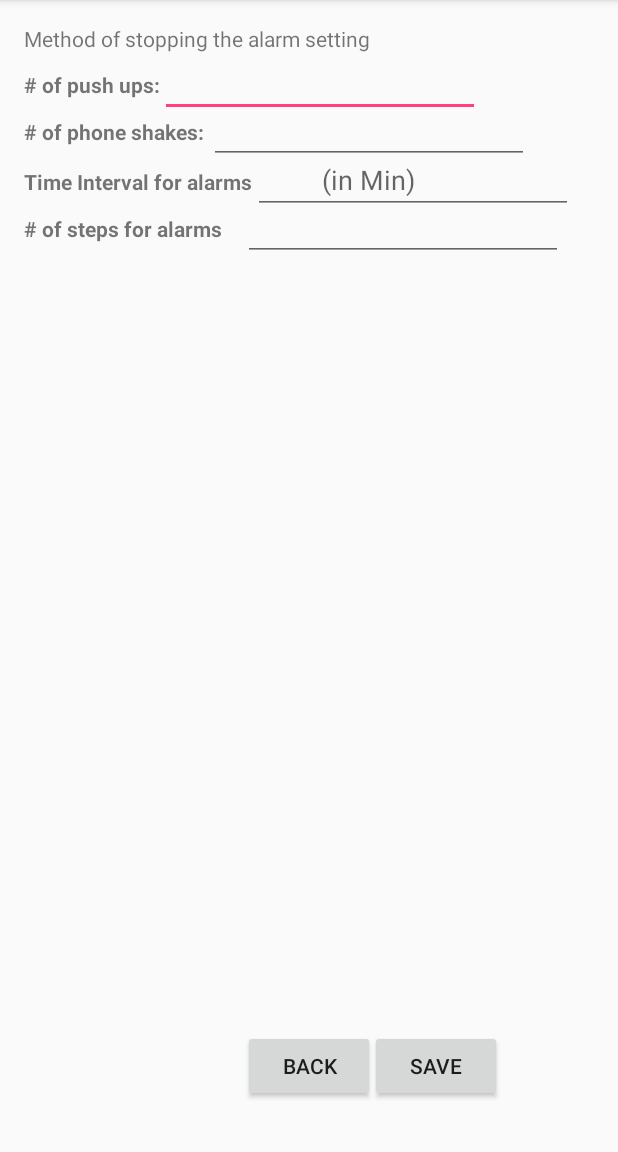
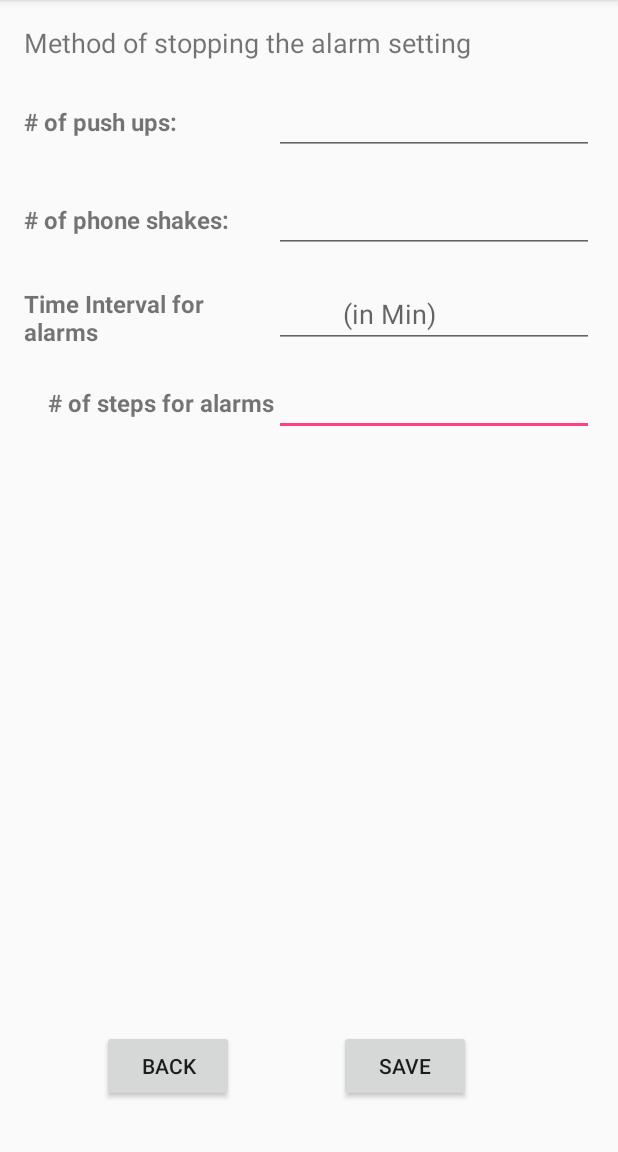
Before and after one commit to SpookyLobster/Break-Habit, an Android app: the screen it shows after launch (SettingActivity), in the options menu, after a tap on "Settings", on a phone screen of 412 x 824 dp, the part 84-1236 px from its top. Run offline under Robolectric (Android 15) with nearby library versions, the phone set to English and light mode, and no system bars.

Commit message:
Fix settings layout

```diff
--- a/Break-Habit/app/src/main/java/spookylobster/break_habit/MainActivity.java
+++ b/Break-Habit/app/src/main/java/spookylobster/break_habit/MainActivity.java
@@ -36,7 +36,7 @@ public class MainActivity extends AppCompatActivity {
 
     private Button startbutton;
     private TextView timeView;
-    private String[] action = {"Shake", "Running", "Situp", "Pushup"};
+    private String[] action = {"Shake", "Running", "Pushup"};
     private ListView actionList;
     private Ringtone r;
     private SQLhandler handler = new SQLhandler(this,null,1);
@@ -59,12 +59,12 @@ public class MainActivity extends AppCompatActivity {
                 if (i==1) {
                     StepActivity();
                 }
-                /*
+/*
                 if (i==2){
                     SitupActivity();
                 }
-                */
-                if (i==3){
+*/
+                if (i==2){
                     PushupActivity();
                 }
             }
@@ -175,7 +175,7 @@ public class MainActivity extends AppCompatActivity {
         startActivityForResult(step_intent, 0);
     }
 
-    /* sit up not working
+/*
     public void SitupActivity(){
         Intent situp_intent = new Intent(this, SitupActivity.class);
         startActivity(situp_intent);
--- a/Break-Habit/app/src/main/java/spookylobster/break_habit/SitupActivity.java
+++ b/Break-Habit/app/src/main/java/spookylobster/break_habit/SitupActivity.java
@@ -26,7 +26,7 @@ public class SitupActivity extends AppCompatActivity implements SensorEventListe
     @Override
     protected void onCreate(Bundle savedInstanceState) {
         super.onCreate(savedInstanceState);
-        setContentView(R.layout.activity_main);
+        setContentView(R.layout.activity_situp);
 
         // Keep the screen on
         // https://developer.android.com/training/scheduling/wakelock.html#screen
@@ -45,15 +45,19 @@ public class SitupActivity extends AppCompatActivity implements SensorEventListe
         // Detect the window position
         switch (getWindowManager().getDefaultDisplay().getRotation()) {
             case Surface.ROTATION_0:
-                Toast.makeText(this, "Rotation 0", Toast.LENGTH_LONG).show();
+                Toast.makeText(this, "Rotation 0", Toast.LENGTH_SHORT).show();
+                break;
             case Surface.ROTATION_90:
-                Toast.makeText(this, "Rotation 90", Toast.LENGTH_LONG).show();
+                Toast.makeText(this, "Rotation 90", Toast.LENGTH_SHORT).show();
+                break;
             case Surface.ROTATION_180:
-                Toast.makeText(this, "Rotation 180", Toast.LENGTH_LONG).show();
+                Toast.makeText(this, "Rotation 180", Toast.LENGTH_SHORT).show();
+                break;
             case Surface.ROTATION_270:
-                Toast.makeText(this, "Rotation 270", Toast.LENGTH_LONG).show();
+                Toast.makeText(this, "Rotation 270", Toast.LENGTH_SHORT).show();
+                break;
             default:
-                Toast.makeText(this, "Rotation unknown", Toast.LENGTH_LONG).show();
+                Toast.makeText(this, "Rotation unknown", Toast.LENGTH_SHORT).show();
         }
     }
 
@@ -95,7 +99,7 @@ public class SitupActivity extends AppCompatActivity implements SensorEventListe
     public void onSensorChanged(SensorEvent event) {
         //Log.d(TAG, "onSensorChanged()");
         if (event.values == null) {
-            Toast.makeText(this, "event.values is null", Toast.LENGTH_LONG).show();
+            Toast.makeText(this, "event.values is null", Toast.LENGTH_SHORT).show();
             return;
         }
         int sensorType = event.sensor.getType();
@@ -107,18 +111,18 @@ public class SitupActivity extends AppCompatActivity implements SensorEventListe
                 mGeomagnetic = event.values;
                 break;
             default:
-                Toast.makeText(this, "Unknown sensor type", Toast.LENGTH_LONG).show();
+                Toast.makeText(this, "Unknown sensor type", Toast.LENGTH_SHORT).show();
                 return;
         }
         if (mGravity == null) {
-            Toast.makeText(this, "mGravity is null", Toast.LENGTH_LONG).show();
+            Toast.makeText(this, "mGravity is null", Toast.LENGTH_SHORT).show();
             return;
         }
         if (mGeomagnetic == null) {
-            Toast.makeText(this, "mGeomagnetic is null", Toast.LENGTH_LONG).show();
+            Toast.makeText(this, "mGeomagnetic is null", Toast.LENGTH_SHORT).show();
             return;
         }
-        float R[] = new float[9];
+        /*float R[] = new float[9];
         if (! SensorManager.getRotationMatrix(R, null, mGravity, mGeomagnetic)) {
             Toast.makeText(this, "getRotationMatrix() failed", Toast.LENGTH_LONG).show();
             return;
@@ -131,7 +135,7 @@ public class SitupActivity extends AppCompatActivity implements SensorEventListe
         int rollDeg = (int) Math.round(Math.toDegrees(roll));
         int power = degreesToPower(rollDeg);
         //Log.d(TAG, "deg=" + rollDeg + " power=" + power);
-        situp_tv.setText(String.valueOf(power));
+        situp_tv.setText(String.valueOf(power));*/
     }
 
     @Override
--- a/Break-Habit/app/src/main/res/layout/activity_setting.xml
+++ b/Break-Habit/app/src/main/res/layout/activity_setting.xml
@@ -16,7 +16,75 @@
         android:layout_height="wrap_content"
         android:id="@+id/StopMethod"
         android:layout_alignParentTop="true"
-        android:layout_alignParentStart="true" />
+        android:layout_alignParentStart="true"
+        android:textSize="18sp"/>
+
+    <TextView
+        android:text="Time Interval for alarms"
+        android:layout_width="wrap_content"
+        android:layout_height="wrap_content"
+        android:id="@+id/SetTime"
+        android:layout_alignParentStart="true"
+        android:textStyle="normal|bold"
+        android:layout_toStartOf="@+id/timeinterval"
+        android:layout_alignBottom="@+id/timeinterval"
+        android:textSize="16sp"/>
+
+    <EditText
+        android:layout_width="wrap_content"
+        android:layout_height="wrap_content"
+        android:inputType="numberDecimal"
+        android:ems="10"
+        android:id="@+id/numberSteps"
+        android:layout_below="@+id/timeinterval"
+        android:layout_alignParentEnd="true"
+        android:layout_marginTop="13dp" />
+
+    <TextView
+        android:text="# of steps for alarms"
+        android:layout_width="wrap_content"
+        android:layout_height="wrap_content"
+        android:id="@+id/SetStep"
+        android:textStyle="normal|bold"
+        android:layout_alignBaseline="@+id/numberSteps"
+        android:layout_alignBottom="@+id/numberSteps"
+        android:layout_toStartOf="@+id/numberSteps"
+        android:textSize="16sp"/>
+
+    <TextView
+        android:text="# of phone shakes: "
+        android:layout_width="wrap_content"
+        android:layout_height="wrap_content"
+        android:id="@+id/SetPhoneShake"
+        android:textStyle="normal|bold"
+        android:layout_below="@+id/numberPush"
+        android:layout_alignParentStart="true"
+        android:layout_marginTop="32dp"
+        android:layout_toStartOf="@+id/numberShake"
+        android:textSize="16sp"/>
+
+    <EditText
+        android:layout_width="wrap_content"
+        android:layout_height="wrap_content"
+        android:inputType="numberDecimal"
+        android:ems="10"
+        android:id="@+id/numberShake"
+        android:layout_alignBaseline="@+id/SetPhoneShake"
+        android:layout_alignBottom="@+id/SetPhoneShake"
+        android:layout_alignParentEnd="true" />
+
+    <TextView
+        android:text="# of push ups:"
+        android:layout_width="wrap_content"
+        android:layout_height="wrap_content"
+        android:id="@+id/SetPushUp"
+        android:layout_marginTop="29dp"
+        android:textStyle="normal|bold"
+        android:fontFamily="sans-serif"
+        android:layout_below="@+id/StopMethod"
+        android:layout_alignParentStart="true"
+        android:layout_toStartOf="@+id/numberPush"
+        android:textSize="16sp"/>
 
     <EditText
         android:layout_width="wrap_content"
@@ -26,24 +94,18 @@
         android:id="@+id/numberPush"
         android:layout_alignBaseline="@+id/SetPushUp"
         android:layout_alignBottom="@+id/SetPushUp"
-        android:layout_toEndOf="@+id/SetPushUp" />
+        android:layout_alignParentEnd="true" />
 
-    <TextView
-        android:text="# of phone shakes: "
+    <EditText
         android:layout_width="wrap_content"
         android:layout_height="wrap_content"
-        android:id="@+id/SetPhoneShake"
-        android:layout_below="@+id/numberPush"
-        android:layout_alignParentStart="true"
-        android:textStyle="normal|bold" />
-
-    <Button
-        android:text="Save"
-        android:layout_width="wrap_content"
-        android:layout_height="wrap_content"
-        android:layout_alignBottom="@+id/backbutton"
-        android:layout_toEndOf="@+id/StopMethod"
-        android:id="@+id/savebutton" />
+        android:inputType="time"
+        android:ems="10"
+        android:id="@+id/timeinterval"
+        android:hint="         (in Min)"
+        android:layout_marginTop="18dp"
+        android:layout_below="@+id/numberShake"
+        android:layout_alignParentEnd="true" />
 
     <Button
         android:text="Back"
@@ -52,66 +114,16 @@
         android:layout_marginBottom="17dp"
         android:id="@+id/backbutton"
         android:layout_alignParentBottom="true"
-        android:layout_centerHorizontal="true" />
+        android:layout_toStartOf="@+id/savebutton"
+        android:layout_marginEnd="70dp" />
 
-    <TextView
-        android:text="# of push ups:"
+    <Button
+        android:text="Save"
         android:layout_width="wrap_content"
         android:layout_height="wrap_content"
-        android:id="@+id/SetPushUp"
-        android:layout_marginTop="11dp"
-        android:layout_below="@+id/StopMethod"
-        android:layout_alignParentStart="true"
-        android:textStyle="normal|bold"
-        android:fontFamily="sans-serif" />
-
-    <EditText
-        android:layout_width="wrap_content"
-        android:layout_height="wrap_content"
-        android:inputType="numberDecimal"
-        android:ems="10"
-        android:id="@+id/numberShake"
-        android:layout_alignBaseline="@+id/SetPhoneShake"
-        android:layout_alignBottom="@+id/SetPhoneShake"
-        android:layout_toEndOf="@+id/SetPhoneShake" />
-
-    <TextView
-        android:text="Time Interval for alarms"
-        android:layout_width="wrap_content"
-        android:layout_height="wrap_content"
-        android:id="@+id/SetTime"
-        android:layout_alignBaseline="@+id/timeinterval"
-        android:layout_alignBottom="@+id/timeinterval"
-        android:layout_alignParentStart="true"
-        android:textStyle="normal|bold" />
-
-    <EditText
-        android:layout_width="wrap_content"
-        android:layout_height="wrap_content"
-        android:inputType="time"
-        android:ems="10"
-        android:id="@+id/timeinterval"
-        android:layout_below="@+id/SetPhoneShake"
-        android:layout_toEndOf="@+id/SetTime"
-        android:hint="         (in Min)" />
-
-    <TextView
-        android:text="# of steps for alarms"
-        android:layout_width="wrap_content"
-        android:layout_height="wrap_content"
-        android:id="@+id/SetStep"
-        android:layout_below="@+id/timeinterval"
-        android:layout_alignParentStart="true"
-        android:textStyle="normal|bold" />
-
-    <EditText
-        android:layout_width="wrap_content"
-        android:layout_height="wrap_content"
-        android:inputType="numberDecimal"
-        android:ems="10"
-        android:id="@+id/numberSteps"
-        android:layout_alignBaseline="@+id/SetStep"
-        android:layout_alignBottom="@+id/SetStep"
-        android:layout_alignStart="@+id/backbutton" />
+        android:id="@+id/savebutton"
+        android:layout_alignBaseline="@+id/backbutton"
+        android:layout_alignBottom="@+id/backbutton"
+        android:layout_alignEnd="@+id/StopMethod" />
 
 </RelativeLayout>
```
